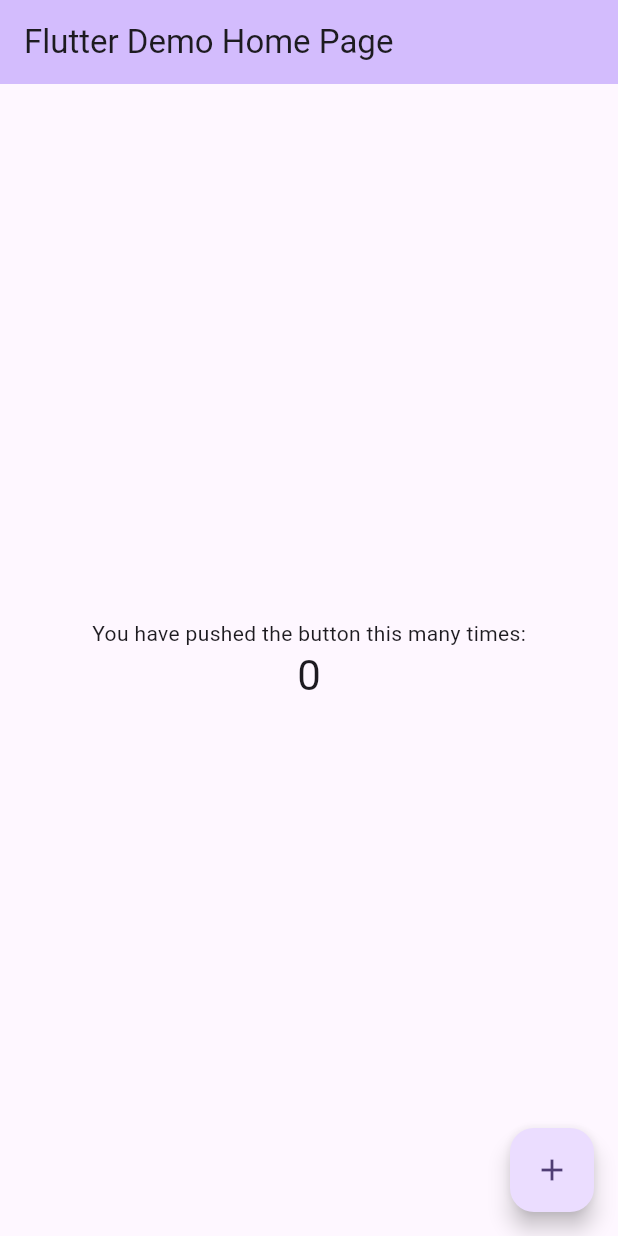
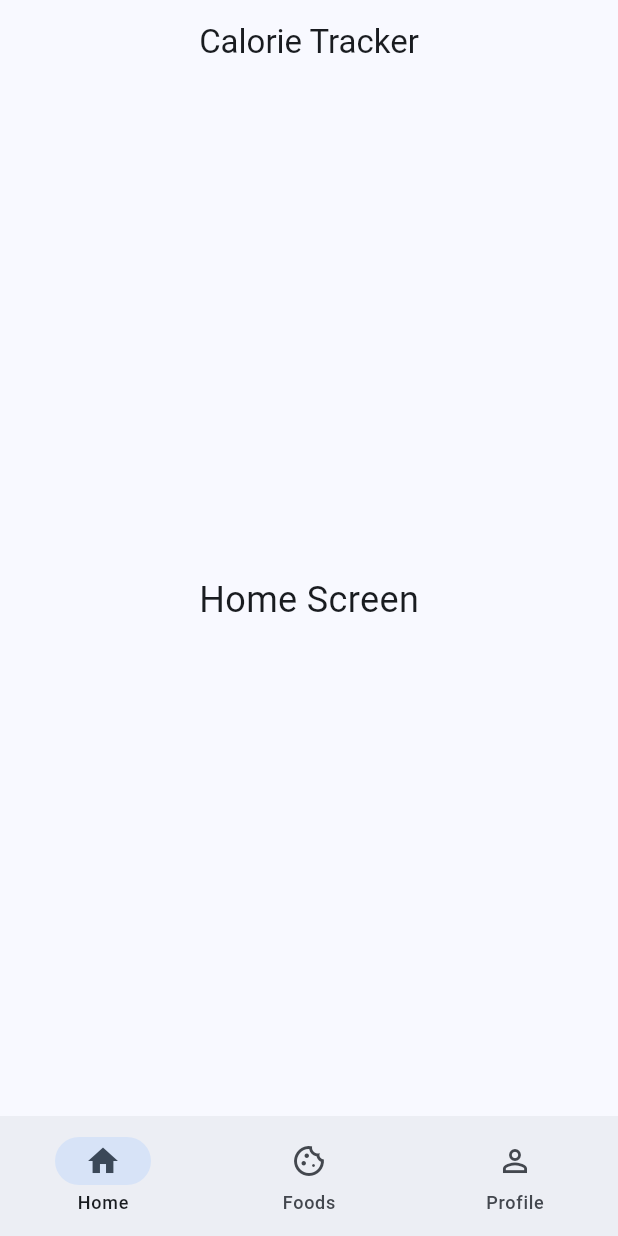
Before and after one commit to JSkrpp/PIM-Project, a Flutter app: the screen it shows after launch, on a phone screen of 412 x 824 dp. Run offline on Flutter 3.47's test engine with Material 3 defaults, Android fonts, the phone set to English and light mode, and no system bars.

Commit message:
Added navigation between screens

```diff
--- a/calorie_tracker/lib/main.dart
+++ b/calorie_tracker/lib/main.dart
@@ -1,4 +1,7 @@
 import 'package:flutter/material.dart';
+import 'screens/home_screen.dart';
+import 'screens/food_screen.dart';
+import 'screens/profile_screen.dart';
 
 void main() {
   runApp(const MyApp());
@@ -7,116 +10,73 @@ void main() {
 class MyApp extends StatelessWidget {
   const MyApp({super.key});
 
-  // This widget is the root of your application.
   @override
   Widget build(BuildContext context) {
     return MaterialApp(
-      title: 'Flutter Demo',
+      debugShowCheckedModeBanner: false,
+      title: 'Calorie Tracker',
       theme: ThemeData(
-        // This is the theme of your application.
-        //
-        // TRY THIS: Try running your application with "flutter run". You'll see
-        // the application has a purple toolbar. Then, without quitting the app,
-        // try changing the seedColor in the colorScheme below to Colors.green
-        // and then invoke "hot reload" (save your changes or press the "hot
-        // reload" button in a Flutter-supported IDE, or press "r" if you used
-        // the command line to start the app).
-        //
-        // Notice that the counter didn't reset back to zero; the application
-        // state is not lost during the reload. To reset the state, use hot
-        // restart instead.
-        //
-        // This works for code too, not just values: Most code changes can be
-        // tested with just a hot reload.
-        colorScheme: ColorScheme.fromSeed(seedColor: Colors.deepPurple),
+        useMaterial3: true,
+        colorScheme: ColorScheme.fromSeed(seedColor: Colors.blue),
       ),
-      home: const MyHomePage(title: 'Flutter Demo Home Page'),
+      home: const BottomNavM3(),
     );
   }
 }
 
-class MyHomePage extends StatefulWidget {
-  const MyHomePage({super.key, required this.title});
-
-  // This widget is the home page of your application. It is stateful, meaning
-  // that it has a State object (defined below) that contains fields that affect
-  // how it looks.
-
-  // This class is the configuration for the state. It holds the values (in this
-  // case the title) provided by the parent (in this case the App widget) and
-  // used by the build method of the State. Fields in a Widget subclass are
-  // always marked "final".
-
-  final String title;
+class BottomNavM3 extends StatefulWidget {
+  const BottomNavM3({super.key});
 
   @override
-  State<MyHomePage> createState() => _MyHomePageState();
+  State<BottomNavM3> createState() => _BottomNavM3State();
 }
 
-class _MyHomePageState extends State<MyHomePage> {
-  int _counter = 0;
+class _BottomNavM3State extends State<BottomNavM3> {
+  int _selectedIndex = 0;
 
-  void _incrementCounter() {
-    setState(() {
-      // This call to setState tells the Flutter framework that something has
-      // changed in this State, which causes it to rerun the build method below
-      // so that the display can reflect the updated values. If we changed
-      // _counter without calling setState(), then the build method would not be
-      // called again, and so nothing would appear to happen.
-      _counter++;
-    });
-  }
+  final List<Widget> _screens = const [
+    HomeScreen(),
+    FoodScreen(),
+    ProfileScreen(),
+  ];
 
   @override
   Widget build(BuildContext context) {
-    // This method is rerun every time setState is called, for instance as done
-    // by the _incrementCounter method above.
-    //
-    // The Flutter framework has been optimized to make rerunning build methods
-    // fast, so that you can just rebuild anything that needs updating rather
-    // than having to individually change instances of widgets.
     return Scaffold(
       appBar: AppBar(
-        // TRY THIS: Try changing the color here to a specific color (to
-        // Colors.amber, perhaps?) and trigger a hot reload to see the AppBar
-        // change color while the other colors stay the same.
-        backgroundColor: Theme.of(context).colorScheme.inversePrimary,
-        // Here we take the value from the MyHomePage object that was created by
-        // the App.build method, and use it to set our appbar title.
-        title: Text(widget.title),
+        title: const Text('Calorie Tracker'),
+        centerTitle: true,
       ),
-      body: Center(
-        // Center is a layout widget. It takes a single child and positions it
-        // in the middle of the parent.
-        child: Column(
-          // Column is also a layout widget. It takes a list of children and
-          // arranges them vertically. By default, it sizes itself to fit its
-          // children horizontally, and tries to be as tall as its parent.
-          //
-          // Column has various properties to control how it sizes itself and
-          // how it positions its children. Here we use mainAxisAlignment to
-          // center the children vertically; the main axis here is the vertical
-          // axis because Columns are vertical (the cross axis would be
-          // horizontal).
-          //
-          // TRY THIS: Invoke "debug painting" (choose the "Toggle Debug Paint"
-          // action in the IDE, or press "p" in the console), to see the
-          // wireframe for each widget.
-          mainAxisAlignment: MainAxisAlignment.center,
-          children: <Widget>[
-            const Text('You have pushed the button this many times:'),
-            Text(
-              '$_counter',
-              style: Theme.of(context).textTheme.headlineMedium,
-            ),
-          ],
-        ),
+      body: IndexedStack(
+        index: _selectedIndex,
+        children: _screens,
       ),
-      floatingActionButton: FloatingActionButton(
-        onPressed: _incrementCounter,
-        tooltip: 'Increment',
-        child: const Icon(Icons.add),
-      ), // This trailing comma makes auto-formatting nicer for build methods.
+      bottomNavigationBar: NavigationBar(
+        selectedIndex: _selectedIndex,
+        onDestinationSelected: (int index) {
+          setState(() {
+            _selectedIndex = index;
+          });
+        },
+        labelBehavior: NavigationDestinationLabelBehavior.alwaysShow,
+        destinations: const [
+          NavigationDestination(
+            icon: Icon(Icons.home_outlined),
+            selectedIcon: Icon(Icons.home),
+            label: 'Home',
+          ),
+          NavigationDestination(
+            icon: Icon(Icons.cookie_outlined),
+            selectedIcon: Icon(Icons.cookie),
+            label: 'Foods',
+          ),
+          NavigationDestination(
+            icon: Icon(Icons.person_outline),
+            selectedIcon: Icon(Icons.person),
+            label: 'Profile',
+          ),
+        ],
+      ),
     );
   }
 }
--- /dev/null
+++ b/calorie_tracker/lib/screens/food_screen.dart
@@ -0,0 +1,15 @@
+import 'package:flutter/material.dart';
+
+class FoodScreen extends StatelessWidget {
+  const FoodScreen({super.key});
+
+  @override
+  Widget build(BuildContext context) {
+    return const Center(
+      child: Text(
+        'Food Screen',
+        style: TextStyle(fontSize: 24),
+      ),
+    );
+  }
+}
--- /dev/null
+++ b/calorie_tracker/lib/screens/home_screen.dart
@@ -0,0 +1,15 @@
+import 'package:flutter/material.dart';
+
+class HomeScreen extends StatelessWidget {
+  const HomeScreen({super.key});
+
+  @override
+  Widget build(BuildContext context) {
+    return const Center(
+      child: Text(
+        'Home Screen',
+        style: TextStyle(fontSize: 24),
+      ),
+    );
+  }
+}
--- /dev/null
+++ b/calorie_tracker/lib/screens/profile_screen.dart
@@ -0,0 +1,15 @@
+import 'package:flutter/material.dart';
+
+class ProfileScreen extends StatelessWidget {
+  const ProfileScreen({super.key});
+
+  @override
+  Widget build(BuildContext context) {
+    return const Center(
+      child: Text(
+        'Profile Screen',
+        style: TextStyle(fontSize: 24),
+      ),
+    );
+  }
+}
```
